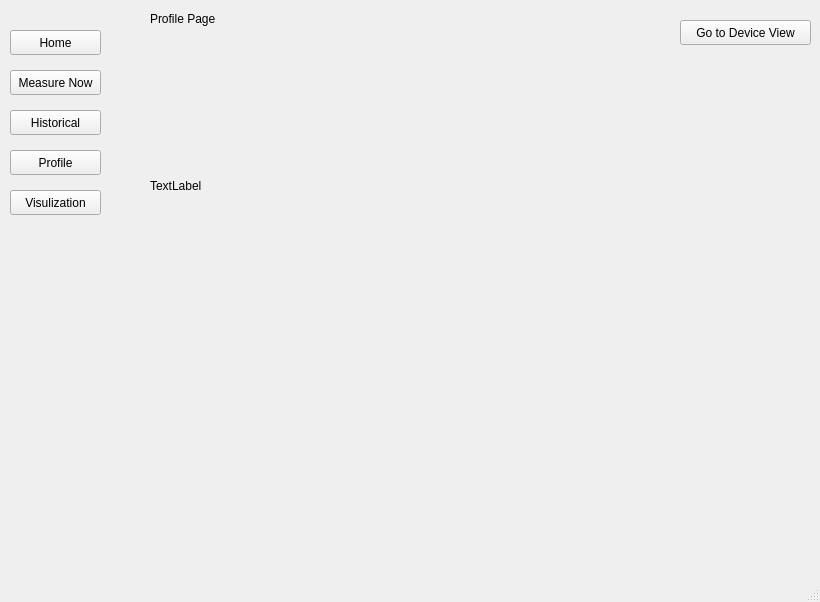
This is RaDoTechSimulation/RaDoTechSimulation/mainwindow.ui in abdelshafei/Team26RaDoTechSimulation as Qt 5 draws it before an edit. The edited form follows.
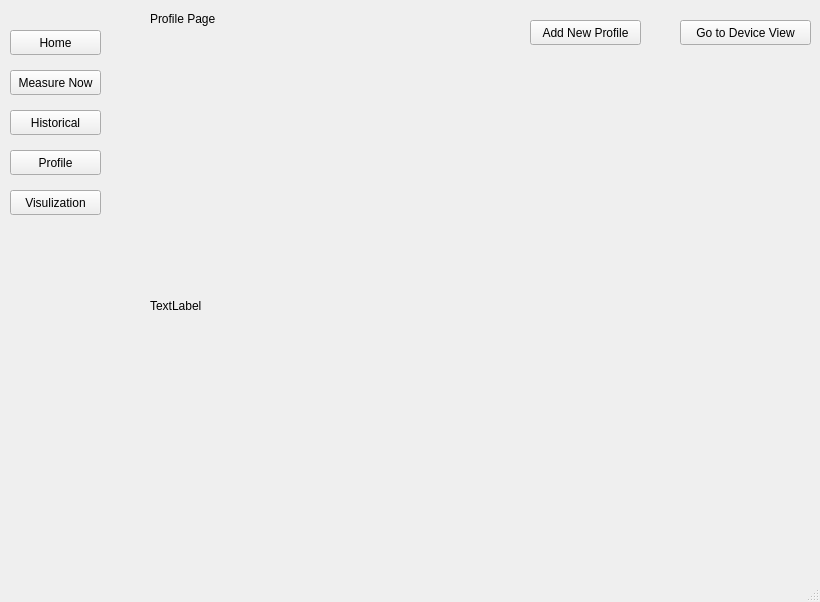
This is the edited form. The open tabs and pages were chosen to show the change.

```diff
--- a/RaDoTechSimulation/RaDoTechSimulation/mainwindow.ui
+++ b/RaDoTechSimulation/RaDoTechSimulation/mainwindow.ui
@@ -421,13 +421,26 @@
           <x>20</x>
           <y>40</y>
           <width>301</width>
-          <height>291</height>
+          <height>531</height>
          </rect>
         </property>
         <property name="text">
          <string>TextLabel</string>
         </property>
        </widget>
+       <widget class="QPushButton" name="AddNewProfileButton">
+        <property name="geometry">
+         <rect>
+          <x>400</x>
+          <y>20</y>
+          <width>111</width>
+          <height>25</height>
+         </rect>
+        </property>
+        <property name="text">
+         <string>Add New Profile</string>
+        </property>
+       </widget>
       </widget>
       <widget class="QWidget" name="VisulizationPage">
        <widget class="QLabel" name="VisulizationHeader">
```
Left out of the diff: 18 changed lines with no effect on the pictures.
